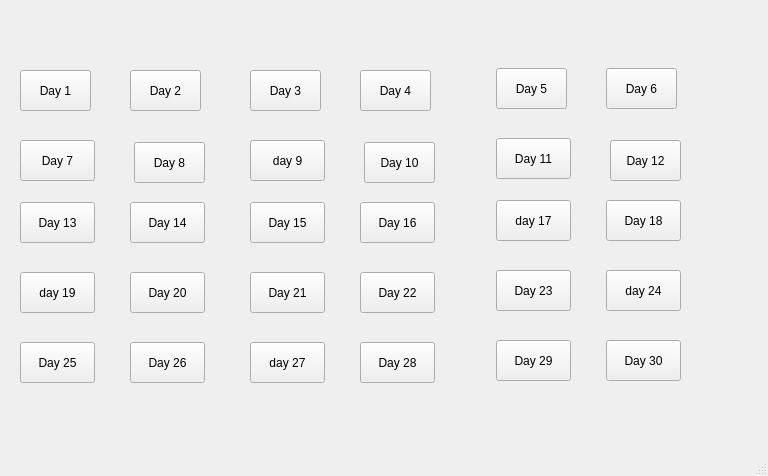
Before: the Qt Designer form monthly-to-do-list/list.ui in zer02001/monthly-to-do-list, drawn with Qt 5.
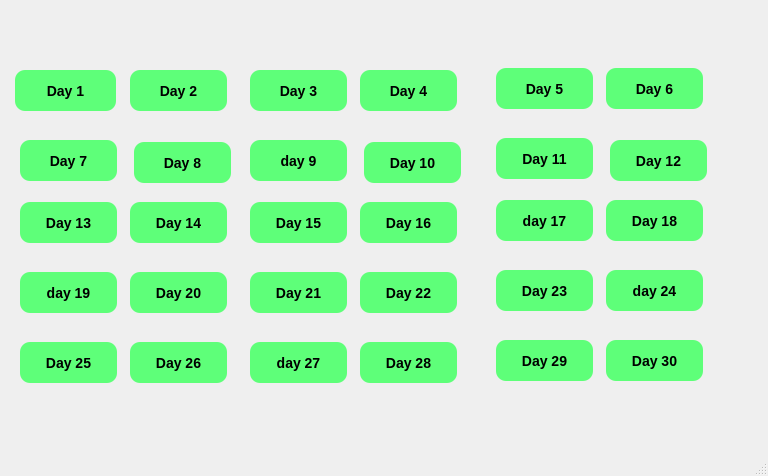
After: the same form once the commit is applied.

What changed in the file:
```diff
--- a/monthly-to-do-list/list.ui
+++ b/monthly-to-do-list/list.ui
@@ -17,9 +17,9 @@
    <widget class="QPushButton" name="day1">
     <property name="geometry">
      <rect>
-      <x>20</x>
+      <x>15</x>
       <y>70</y>
-      <width>71</width>
+      <width>101</width>
       <height>41</height>
      </rect>
     </property>
@@ -30,38 +30,16 @@
      </sizepolicy>
     </property>
     <property name="styleSheet">
-     <string notr="true">QPushButton{
-
-rgb(169, 255, 242)
-border: rgb(169, 255, 242);
-padding: 5px;
-
-
-
-
-
-
+     <string notr="true">QPushButton {
+    background-color: rgb(94, 255, 121);
+    
+    border-width: 2px;
+    border-radius: 10px;
+    border-color:  rgb(94, 255, 121);
+    font: bold 14px;
+    min-width: 5em;
+    padding: 6px;
 }
-
-QPushButton:pressed{
-
-
-
-backgrounf-color: #A9A9A9;
-border: 1px solid gray;
-padding: 5px;
-
-
-
-
-
-
-}
-
-
-
-
-
 </string>
     </property>
     <property name="text">
@@ -73,7 +51,7 @@
      <rect>
       <x>130</x>
       <y>70</y>
-      <width>71</width>
+      <width>97</width>
       <height>41</height>
      </rect>
     </property>
@@ -84,37 +62,17 @@
      </sizepolicy>
     </property>
     <property name="styleSheet">
-     <string notr="true">QPushButton{
-
-rgb(169, 255, 242)
-border: rgb(169, 255, 242);
-padding: 5px;
-
-
-
-
-
-
+     <string notr="true">QPushButton {
+    background-color: rgb(94, 255, 121);
+    
+    border-width: 2px;
+    border-radius: 10px;
+    border-color:  rgb(94, 255, 121);
+    font: bold 14px;
+    min-width: 5em;
+    padding: 6px;
 }
 
-QPushButton:pressed{
-
-
-
-backgrounf-color: #A9A9A9;
-border: 1px solid gray;
-padding: 5px;
-
-
-
-
-
-
-}
-
-
-
-
 
 </string>
     </property>
@@ -127,7 +85,7 @@
      <rect>
       <x>20</x>
       <y>140</y>
-      <width>75</width>
+      <width>97</width>
       <height>41</height>
      </rect>
     </property>
@@ -138,36 +96,17 @@
      </sizepolicy>
     </property>
     <property name="styleSheet">
-     <string notr="true">QPushButton{
-
-rgb(169, 255, 242)
-border: rgb(169, 255, 242);
-padding: 5px;
-
-
-
-
-
-
+     <string notr="true">QPushButton {
+    background-color: rgb(94, 255, 121);
+    
+    border-width: 2px;
+    border-radius: 10px;
+    border-color:  rgb(94, 255, 121);
+    font: bold 14px;
+    min-width: 5em;
+    padding: 6px;
 }
 
-QPushButton:pressed{
-
-
-
-backgrounf-color: #A9A9A9;
-border: 1px solid gray;
-padding: 5px;
-
-
-
-
-
-
-}
-
-
-
 
 
 </string>
@@ -181,7 +120,7 @@
      <rect>
       <x>134</x>
       <y>142</y>
-      <width>71</width>
+      <width>97</width>
       <height>41</height>
      </rect>
     </property>
@@ -192,38 +131,16 @@
      </sizepolicy>
     </property>
     <property name="styleSheet">
-     <string notr="true">QPushButton{
-
-rgb(169, 255, 242)
-border: rgb(169, 255, 242);
-padding: 5px;
-
-
-
-
-
-
+     <string notr="true">QPushButton {
+    background-color: rgb(94, 255, 121);
+    
+    border-width: 2px;
+    border-radius: 10px;
+    border-color:  rgb(94, 255, 121);
+    font: bold 14px;
+    min-width: 5em;
+    padding: 6px;
 }
-
-QPushButton:pressed{
-
-
-
-backgrounf-color: #A9A9A9;
-border: 1px solid gray;
-padding: 5px;
-
-
-
-
-
-
-}
-
-
-
-
-
 </string>
     </property>
     <property name="text">
@@ -235,7 +152,7 @@
      <rect>
       <x>20</x>
       <y>202</y>
-      <width>75</width>
+      <width>97</width>
       <height>41</height>
      </rect>
     </property>
@@ -246,38 +163,16 @@
      </sizepolicy>
     </property>
     <property name="styleSheet">
-     <string notr="true">QPushButton{
-
-rgb(169, 255, 242)
-border: rgb(169, 255, 242);
-padding: 5px;
-
-
-
-
-
-
+     <string notr="true">QPushButton {
+    background-color: rgb(94, 255, 121);
+    
+    border-width: 2px;
+    border-radius: 10px;
+    border-color:  rgb(94, 255, 121);
+    font: bold 14px;
+    min-width: 5em;
+    padding: 6px;
 }
-
-QPushButton:pressed{
-
-
-
-backgrounf-color: #A9A9A9;
-border: 1px solid gray;
-padding: 5px;
-
-
-
-
-
-
-}
-
-
-
-
-
 </string>
     </property>
     <property name="text">
@@ -289,7 +184,7 @@
      <rect>
       <x>130</x>
       <y>202</y>
-      <width>75</width>
+      <width>97</width>
       <height>41</height>
      </rect>
     </property>
@@ -300,38 +195,16 @@
      </sizepolicy>
     </property>
     <property name="styleSheet">
-     <string notr="true">QPushButton{
-
-rgb(169, 255, 242)
-border: rgb(169, 255, 242);
-padding: 5px;
-
-
-
-
-
-
+     <string notr="true">QPushButton {
+    background-color: rgb(94, 255, 121);
+    
+    border-width: 2px;
+    border-radius: 10px;
+    border-color:  rgb(94, 255, 121);
+    font: bold 14px;
+    min-width: 5em;
+    padding: 6px;
 }
-
-QPushButton:pressed{
-
-
-
-backgrounf-color: #A9A9A9;
-border: 1px solid gray;
-padding: 5px;
-
-
-
-
-
-
-}
-
-
-
-
-
 </string>
     </property>
     <property name="text">
@@ -343,7 +216,7 @@
      <rect>
       <x>20</x>
       <y>272</y>
-      <width>75</width>
+      <width>97</width>
       <height>41</height>
      </rect>
     </property>
@@ -354,38 +227,16 @@
      </sizepolicy>
     </property>
     <property name="styleSheet">
-     <string notr="true">QPushButton{
-
-rgb(169, 255, 242)
-border: rgb(169, 255, 242);
-padding: 5px;
-
-
-
-
-
-
+     <string notr="true">QPushButton {
+    background-color: rgb(94, 255, 121);
+    
+    border-width: 2px;
+    border-radius: 10px;
+    border-color:  rgb(94, 255, 121);
+    font: bold 14px;
+    min-width: 5em;
+    padding: 6px;
 }
-
-QPushButton:pressed{
-
-
-
-backgrounf-color: #A9A9A9;
-border: 1px solid gray;
-padding: 5px;
-
-
-
-
-
-
-}
-
-
-
-
-
 </string>
     </property>
     <property name="text">
@@ -397,7 +248,7 @@
      <rect>
       <x>130</x>
       <y>272</y>
-      <width>75</width>
+      <width>97</width>
       <height>41</height>
      </rect>
     </property>
@@ -408,38 +259,16 @@
      </sizepolicy>
     </property>
     <property name="styleSheet">
-     <string notr="true">QPushButton{
-
-rgb(169, 255, 242)
-border: rgb(169, 255, 242);
-padding: 5px;
-
-
-
-
-
-
+     <string notr="true">QPushButton {
+    background-color: rgb(94, 255, 121);
+    
+    border-width: 2px;
+    border-radius: 10px;
+    border-color:  rgb(94, 255, 121);
+    font: bold 14px;
+    min-width: 5em;
+    padding: 6px;
 }
-
-QPushButton:pressed{
-
-
-
-backgrounf-color: #A9A9A9;
-border: 1px solid gray;
-padding: 5px;
-
-
-
-
-
-
-}
-
-
-
-
-
 </string>
     </property>
     <property name="text">
@@ -451,7 +280,7 @@
      <rect>
       <x>20</x>
       <y>342</y>
-      <width>75</width>
+      <width>97</width>
       <height>41</height>
      </rect>
     </property>
@@ -462,38 +291,16 @@
      </sizepolicy>
     </property>
     <property name="styleSheet">
-     <string notr="true">QPushButton{
-
-rgb(169, 255, 242)
-border: rgb(169, 255, 242);
-padding: 5px;
-
-
-
-
-
-
+     <string notr="true">QPushButton {
+    background-color: rgb(94, 255, 121);
+    
+    border-width: 2px;
+    border-radius: 10px;
+    border-color:  rgb(94, 255, 121);
+    font: bold 14px;
+    min-width: 5em;
+    padding: 6px;
 }
-
-QPushButton:pressed{
-
-
-
-backgrounf-color: #A9A9A9;
-border: 1px solid gray;
-padding: 5px;
-
-
-
-
-
-
-}
-
-
-
-
-
 </string>
     </property>
     <property name="text">
@@ -505,7 +312,7 @@
      <rect>
       <x>130</x>
       <y>342</y>
-      <width>75</width>
+      <width>97</width>
       <height>41</height>
      </rect>
     </property>
@@ -516,38 +323,16 @@
      </sizepolicy>
     </property>
     <property name="styleSheet">
-     <string notr="true">QPushButton{
-
-rgb(169, 255, 242)
-border: rgb(169, 255, 242);
-padding: 5px;
-
-
-
-
-
-
+     <string notr="true">QPushButton {
+    background-color: rgb(94, 255, 121);
+    
+    border-width: 2px;
+    border-radius: 10px;
+    border-color:  rgb(94, 255, 121);
+    font: bold 14px;
+    min-width: 5em;
+    padding: 6px;
 }
-
-QPushButton:pressed{
-
-
-
-backgrounf-color: #A9A9A9;
-border: 1px solid gray;
-padding: 5px;
-
-
-
-
-
-
-}
-
-
-
-
-
 </string>
     </property>
     <property name="text">
@@ -559,7 +344,7 @@
      <rect>
       <x>250</x>
       <y>202</y>
-      <width>75</width>
+      <width>97</width>
       <height>41</height>
      </rect>
     </property>
@@ -570,38 +355,16 @@
      </sizepolicy>
     </property>
     <property name="styleSheet">
-     <string notr="true">QPushButton{
-
-rgb(169, 255, 242)
-border: rgb(169, 255, 242);
-padding: 5px;
-
-
-
-
-
-
+     <string notr="true">QPushButton {
+    background-color: rgb(94, 255, 121);
+    
+    border-width: 2px;
+    border-radius: 10px;
+    border-color:  rgb(94, 255, 121);
+    font: bold 14px;
+    min-width: 5em;
+    padding: 6px;
 }
-
-QPushButton:pressed{
-
-
-
-backgrounf-color: #A9A9A9;
-border: 1px solid gray;
-padding: 5px;
-
-
-
-
-
-
-}
-
-
-
-
-
 </string>
     </property>
     <property name="text">
@@ -613,7 +376,7 @@
      <rect>
       <x>250</x>
       <y>140</y>
-      <width>75</width>
+      <width>97</width>
       <height>41</height>
      </rect>
     </property>
@@ -624,38 +387,16 @@
      </sizepolicy>
     </property>
     <property name="styleSheet">
-     <string notr="true">QPushButton{
-
-rgb(169, 255, 242)
-border: rgb(169, 255, 242);
-padding: 5px;
-
-
-
-
-
-
+     <string notr="true">QPushButton {
+    background-color: rgb(94, 255, 121);
+    
+    border-width: 2px;
+    border-radius: 10px;
+    border-color:  rgb(94, 255, 121);
+    font: bold 14px;
+    min-width: 5em;
+    padding: 6px;
 }
-
-QPushButton:pressed{
-
-
-
-backgrounf-color: #A9A9A9;
-border: 1px solid gray;
-padding: 5px;
-
-
-
-
-
-
-}
-
-
-
-
-
 </string>
     </property>
     <property name="text">
@@ -667,7 +408,7 @@
      <rect>
       <x>250</x>
       <y>342</y>
-      <width>75</width>
+      <width>97</width>
       <height>41</height>
      </rect>
     </property>
@@ -678,38 +419,16 @@
      </sizepolicy>
     </property>
     <property name="styleSheet">
-     <string notr="true">QPushButton{
-
-rgb(169, 255, 242)
-border: rgb(169, 255, 242);
-padding: 5px;
-
-
-
-
-
-
+     <string notr="true">QPushButton {
+    background-color: rgb(94, 255, 121);
+    
+    border-width: 2px;
+    border-radius: 10px;
+    border-color:  rgb(94, 255, 121);
+    font: bold 14px;
+    min-width: 5em;
+    padding: 6px;
 }
-
-QPushButton:pressed{
-
-
-
-backgrounf-color: #A9A9A9;
-border: 1px solid gray;
-padding: 5px;
-
-
-
-
-
-
-}
-
-
-
-
-
 </string>
     </property>
     <property name="text">
@@ -721,7 +440,7 @@
      <rect>
       <x>360</x>
       <y>272</y>
-      <width>75</width>
+      <width>97</width>
       <height>41</height>
      </rect>
     </property>
@@ -732,38 +451,16 @@
      </sizepolicy>
     </property>
     <property name="styleSheet">
-     <string notr="true">QPushButton{
-
-rgb(169, 255, 242)
-border: rgb(169, 255, 242);
-padding: 5px;
-
-
-
-
-
-
+     <string notr="true">QPushButton {
+    background-color: rgb(94, 255, 121);
+    
+    border-width: 2px;
+    border-radius: 10px;
+    border-color:  rgb(94, 255, 121);
+    font: bold 14px;
+    min-width: 5em;
+    padding: 6px;
 }
-
-QPushButton:pressed{
-
-
-
-backgrounf-color: #A9A9A9;
-border: 1px solid gray;
-padding: 5px;
-
-
-
-
-
-
-}
-
-
-
-
-
 </string>
     </property>
     <property name="text">
@@ -775,7 +472,7 @@
      <rect>
       <x>364</x>
       <y>142</y>
-      <width>71</width>
+      <width>97</width>
       <height>41</height>
      </rect>
     </property>
@@ -786,38 +483,16 @@
      </sizepolicy>
     </property>
     <property name="styleSheet">
-     <string notr="true">QPushButton{
-
-rgb(169, 255, 242)
-border: rgb(169, 255, 242);
-padding: 5px;
-
-
-
-
-
-
+     <string notr="true">QPushButton {
+    background-color: rgb(94, 255, 121);
+    
+    border-width: 2px;
+    border-radius: 10px;
+    border-color:  rgb(94, 255, 121);
+    font: bold 14px;
+    min-width: 5em;
+    padding: 6px;
 }
-
-QPushButton:pressed{
-
-
-
-backgrounf-color: #A9A9A9;
-border: 1px solid gray;
-padding: 5px;
-
-
-
-
-
-
-}
-
-
-
-
-
 </string>
     </property>
     <property name="text">
@@ -829,7 +504,7 @@
      <rect>
       <x>360</x>
       <y>202</y>
-      <width>75</width>
+      <width>97</width>
       <height>41</height>
      </rect>
     </property>
@@ -840,38 +515,16 @@
      </sizepolicy>
     </property>
     <property name="styleSheet">
-     <string notr="true">QPushButton{
-
-rgb(169, 255, 242)
-border: rgb(169, 255, 242);
-padding: 5px;
-
-
-
-
-
-
+     <string notr="true">QPushButton {
+    background-color: rgb(94, 255, 121);
+    
+    border-width: 2px;
+    border-radius: 10px;
+    border-color:  rgb(94, 255, 121);
+    font: bold 14px;
+    min-width: 5em;
+    padding: 6px;
 }
-
-QPushButton:pressed{
-
-
-
-backgrounf-color: #A9A9A9;
-border: 1px solid gray;
-padding: 5px;
-
-
-
-
-
-
-}
-
-
-
-
-
 </string>
     </property>
     <property name="text">
@@ -883,7 +536,7 @@
      <rect>
       <x>250</x>
       <y>70</y>
-      <width>71</width>
+      <width>97</width>
       <height>41</height>
      </rect>
     </property>
@@ -894,37 +547,17 @@
      </sizepolicy>
     </property>
     <property name="styleSheet">
-     <string notr="true">QPushButton{
-
-rgb(169, 255, 242)
-border: rgb(169, 255, 242);
-padding: 5px;
-
-
-
-
-
-
+     <string notr="true">QPushButton {
+    background-color: rgb(94, 255, 121);
+    
+    border-width: 2px;
+    border-radius: 10px;
+    border-color:  rgb(94, 255, 121);
+    font: bold 14px;
+    min-width: 5em;
+    padding: 6px;
 }
 
-QPushButton:pressed{
-
-
-
-backgrounf-color: #A9A9A9;
-border: 1px solid gray;
-padding: 5px;
-
-
-
-
-
-
-}
-
-
-
-
 
 </string>
     </property>
@@ -937,7 +570,7 @@
      <rect>
       <x>250</x>
       <y>272</y>
-      <width>75</width>
+      <width>97</width>
       <height>41</height>
      </rect>
     </property>
@@ -948,38 +581,16 @@
      </sizepolicy>
     </property>
     <property name="styleSheet">
-     <string notr="true">QPushButton{
-
-rgb(169, 255, 242)
-border: rgb(169, 255, 242);
-padding: 5px;
-
-
-
-
-
-
+     <string notr="true">QPushButton {
+    background-color: rgb(94, 255, 121);
+    
+    border-width: 2px;
+    border-radius: 10px;
+    border-color:  rgb(94, 255, 121);
+    font: bold 14px;
+    min-width: 5em;
+    padding: 6px;
 }
-
-QPushButton:pressed{
-
-
-
-backgrounf-color: #A9A9A9;
-border: 1px solid gray;
-padding: 5px;
-
-
-
-
-
-
-}
-
-
-
-
-
 </string>
     </property>
     <property name="text">
@@ -991,7 +602,7 @@
      <rect>
       <x>360</x>
       <y>342</y>
-      <width>75</width>
+      <width>97</width>
       <height>41</height>
      </rect>
     </property>
@@ -1002,38 +613,16 @@
      </sizepolicy>
     </property>
     <property name="styleSheet">
-     <string notr="true">QPushButton{
-
-rgb(169, 255, 242)
-border: rgb(169, 255, 242);
-padding: 5px;
-
-
-
-
-
-
+     <string notr="true">QPushButton {
+    background-color: rgb(94, 255, 121);
+    
+    border-width: 2px;
+    border-radius: 10px;
+    border-color:  rgb(94, 255, 121);
+    font: bold 14px;
+    min-width: 5em;
+    padding: 6px;
 }
-
-QPushButton:pressed{
-
-
-
-backgrounf-color: #A9A9A9;
-border: 1px solid gray;
-padding: 5px;
-
-
-
-
-
-
-}
-
-
-
-
-
 </string>
     </property>
     <property name="text">
@@ -1045,7 +634,7 @@
      <rect>
       <x>360</x>
       <y>70</y>
-      <width>71</width>
+      <width>97</width>
       <height>41</height>
      </rect>
     </property>
@@ -1056,37 +645,17 @@
      </sizepolicy>
     </property>
     <property name="styleSheet">
-     <string notr="true">QPushButton{
-
-rgb(169, 255, 242)
-border: rgb(169, 255, 242);
-padding: 5px;
-
-
-
-
-
-
+     <string notr="true">QPushButton {
+    background-color: rgb(94, 255, 121);
+    
+    border-width: 2px;
+    border-radius: 10px;
+    border-color:  rgb(94, 255, 121);
+    font: bold 14px;
+    min-width: 5em;
+    padding: 6px;
 }
 
-QPushButton:pressed{
-
-
-
-backgrounf-color: #A9A9A9;
-border: 1px solid gray;
-padding: 5px;
-
-
-
-
-
-
-}
-
-
-
-
 
 </string>
     </property>
@@ -1099,7 +668,7 @@
      <rect>
       <x>606</x>
       <y>68</y>
-      <width>71</width>
+      <width>97</width>
       <height>41</height>
      </rect>
     </property>
@@ -1110,38 +679,16 @@
      </sizepolicy>
     </property>
     <property name="styleSheet">
-     <string notr="true">QPushButton{
-
-rgb(169, 255, 242)
-border: rgb(169, 255, 242);
-padding: 5px;
-
-
-
-
-
-
+     <string notr="true">QPushButton {
+    background-color: rgb(94, 255, 121);
+    
+    border-width: 2px;
+    border-radius: 10px;
+    border-color:  rgb(94, 255, 121);
+    font: bold 14px;
+    min-width: 5em;
+    padding: 6px;
 }
-
-QPushButton:pressed{
-
-
-
-backgrounf-color: #A9A9A9;
-border: 1px solid gray;
-padding: 5px;
-
-
-
-
-
-
-}
-
-
-
-
-
 </string>
     </property>
     <property name="text">
@@ -1153,7 +700,7 @@
      <rect>
       <x>496</x>
       <y>270</y>
-      <width>75</width>
+      <width>97</width>
       <height>41</height>
      </rect>
     </property>
@@ -1164,38 +711,16 @@
      </sizepolicy>
     </property>
     <property name="styleSheet">
-     <string notr="true">QPushButton{
-
-rgb(169, 255, 242)
-border: rgb(169, 255, 242);
-padding: 5px;
-
-
-
-
-
-
+     <string notr="true">QPushButton {
+    background-color: rgb(94, 255, 121);
+    
+    border-width: 2px;
+    border-radius: 10px;
+    border-color:  rgb(94, 255, 121);
+    font: bold 14px;
+    min-width: 5em;
+    padding: 6px;
 }
-
-QPushButton:pressed{
-
-
-
-backgrounf-color: #A9A9A9;
-border: 1px solid gray;
-padding: 5px;
-
-
-
-
-
-
-}
-
-
-
-
-
 </string>
     </property>
     <property name="text">
@@ -1207,7 +732,7 @@
      <rect>
       <x>496</x>
       <y>138</y>
-      <width>75</width>
+      <width>97</width>
       <height>41</height>
      </rect>
     </property>
@@ -1218,38 +743,16 @@
      </sizepolicy>
     </property>
     <property name="styleSheet">
-     <string notr="true">QPushButton{
-
-rgb(169, 255, 242)
-border: rgb(169, 255, 242);
-padding: 5px;
-
-
-
-
-
-
+     <string notr="true">QPushButton {
+    background-color: rgb(94, 255, 121);
+    
+    border-width: 2px;
+    border-radius: 10px;
+    border-color:  rgb(94, 255, 121);
+    font: bold 14px;
+    min-width: 5em;
+    padding: 6px;
 }
-
-QPushButton:pressed{
-
-
-
-backgrounf-color: #A9A9A9;
-border: 1px solid gray;
-padding: 5px;
-
-
-
-
-
-
-}
-
-
-
-
-
 </string>
     </property>
     <property name="text">
@@ -1261,7 +764,7 @@
      <rect>
       <x>606</x>
       <y>340</y>
-      <width>75</width>
+      <width>97</width>
       <height>41</height>
      </rect>
     </property>
@@ -1272,38 +775,16 @@
      </sizepolicy>
     </property>
     <property name="styleSheet">
-     <string notr="true">QPushButton{
-
-rgb(169, 255, 242)
-border: rgb(169, 255, 242);
-padding: 5px;
-
-
-
-
-
-
+     <string notr="true">QPushButton {
+    background-color: rgb(94, 255, 121);
+    
+    border-width: 2px;
+    border-radius: 10px;
+    border-color:  rgb(94, 255, 121);
+    font: bold 14px;
+    min-width: 5em;
+    padding: 6px;
 }
-
-QPushButton:pressed{
-
-
-
-backgrounf-color: #A9A9A9;
-border: 1px solid gray;
-padding: 5px;
-
-
-
-
-
-
-}
-
-
-
-
-
 </string>
     </property>
     <property name="text">
@@ -1315,7 +796,7 @@
      <rect>
       <x>606</x>
       <y>200</y>
-      <width>75</width>
+      <width>97</width>
       <height>41</height>
      </rect>
     </property>
@@ -1326,38 +807,16 @@
      </sizepolicy>
     </property>
     <property name="styleSheet">
-     <string notr="true">QPushButton{
-
-rgb(169, 255, 242)
-border: rgb(169, 255, 242);
-padding: 5px;
-
-
-
-
-
-
+     <string notr="true">QPushButton {
+    background-color: rgb(94, 255, 121);
+    
+    border-width: 2px;
+    border-radius: 10px;
+    border-color:  rgb(94, 255, 121);
+    font: bold 14px;
+    min-width: 5em;
+    padding: 6px;
 }
-
-QPushButton:pressed{
-
-
-
-backgrounf-color: #A9A9A9;
-border: 1px solid gray;
-padding: 5px;
-
-
-
-
-
-
-}
-
-
-
-
-
 </string>
     </property>
     <property name="text">
@@ -1369,7 +828,7 @@
      <rect>
       <x>496</x>
       <y>200</y>
-      <width>75</width>
+      <width>97</width>
       <height>41</height>
      </rect>
     </property>
@@ -1380,38 +839,16 @@
      </sizepolicy>
     </property>
     <property name="styleSheet">
-     <string notr="true">QPushButton{
-
-rgb(169, 255, 242)
-border: rgb(169, 255, 242);
-padding: 5px;
-
-
-
-
-
-
+     <string notr="true">QPushButton {
+    background-color: rgb(94, 255, 121);
+    
+    border-width: 2px;
+    border-radius: 10px;
+    border-color:  rgb(94, 255, 121);
+    font: bold 14px;
+    min-width: 5em;
+    padding: 6px;
 }
-
-QPushButton:pressed{
-
-
-
-backgrounf-color: #A9A9A9;
-border: 1px solid gray;
-padding: 5px;
-
-
-
-
-
-
-}
-
-
-
-
-
 </string>
     </property>
     <property name="text">
@@ -1423,7 +860,7 @@
      <rect>
       <x>606</x>
       <y>270</y>
-      <width>75</width>
+      <width>97</width>
       <height>41</height>
      </rect>
     </property>
@@ -1434,38 +871,16 @@
      </sizepolicy>
     </property>
     <property name="styleSheet">
-     <string notr="true">QPushButton{
-
-rgb(169, 255, 242)
-border: rgb(169, 255, 242);
-padding: 5px;
-
-
-
-
-
-
+     <string notr="true">QPushButton {
+    background-color: rgb(94, 255, 121);
+    
+    border-width: 2px;
+    border-radius: 10px;
+    border-color:  rgb(94, 255, 121);
+    font: bold 14px;
+    min-width: 5em;
+    padding: 6px;
 }
-
-QPushButton:pressed{
-
-
-
-backgrounf-color: #A9A9A9;
-border: 1px solid gray;
-padding: 5px;
-
-
-
-
-
-
-}
-
-
-
-
-
 </string>
     </property>
     <property name="text">
@@ -1477,7 +892,7 @@
      <rect>
       <x>496</x>
       <y>68</y>
-      <width>71</width>
+      <width>97</width>
       <height>41</height>
      </rect>
     </property>
@@ -1488,38 +903,17 @@
      </sizepolicy>
     </property>
     <property name="styleSheet">
-     <string notr="true">QPushButton{
-
-rgb(169, 255, 242)
-border: rgb(169, 255, 242);
-padding: 5px;
-
-
-
-
-
-
+     <string notr="true">QPushButton {
+    background-color: rgb(94, 255, 121);
+    
+    border-width: 2px;
+    border-radius: 10px;
+    border-color:  rgb(94, 255, 121);
+    font: bold 14px;
+    min-width: 5em;
+    padding: 6px;
 }
 
-QPushButton:pressed{
-
-
-
-backgrounf-color: #A9A9A9;
-border: 1px solid gray;
-padding: 5px;
-
-
-
-
-
-
-}
-
-
-
-
-
 </string>
     </property>
     <property name="text">
@@ -1531,7 +925,7 @@
      <rect>
       <x>496</x>
       <y>340</y>
-      <width>75</width>
+      <width>97</width>
       <height>41</height>
      </rect>
     </property>
@@ -1542,38 +936,16 @@
      </sizepolicy>
     </property>
     <property name="styleSheet">
-     <string notr="true">QPushButton{
-
-rgb(169, 255, 242)
-border: rgb(169, 255, 242);
-padding: 5px;
-
-
-
-
-
-
+     <string notr="true">QPushButton {
+    background-color: rgb(94, 255, 121);
+    
+    border-width: 2px;
+    border-radius: 10px;
+    border-color:  rgb(94, 255, 121);
+    font: bold 14px;
+    min-width: 5em;
+    padding: 6px;
 }
-
-QPushButton:pressed{
-
-
-
-backgrounf-color: #A9A9A9;
-border: 1px solid gray;
-padding: 5px;
-
-
-
-
-
-
-}
-
-
-
-
-
 </string>
     </property>
     <property name="text">
@@ -1585,7 +957,7 @@
      <rect>
       <x>610</x>
       <y>140</y>
-      <width>71</width>
+      <width>97</width>
       <height>41</height>
      </rect>
     </property>
@@ -1596,38 +968,16 @@
      </sizepolicy>
     </property>
     <property name="styleSheet">
-     <string notr="true">QPushButton{
-
-rgb(169, 255, 242)
-border: rgb(169, 255, 242);
-padding: 5px;
-
-
-
-
-
-
+     <string notr="true">QPushButton {
+    background-color: rgb(94, 255, 121);
+    
+    border-width: 2px;
+    border-radius: 10px;
+    border-color:  rgb(94, 255, 121);
+    font: bold 14px;
+    min-width: 5em;
+    padding: 6px;
 }
-
-QPushButton:pressed{
-
-
-
-backgrounf-color: #A9A9A9;
-border: 1px solid gray;
-padding: 5px;
-
-
-
-
-
-
-}
-
-
-
-
-
 </string>
     </property>
     <property name="text">
```
